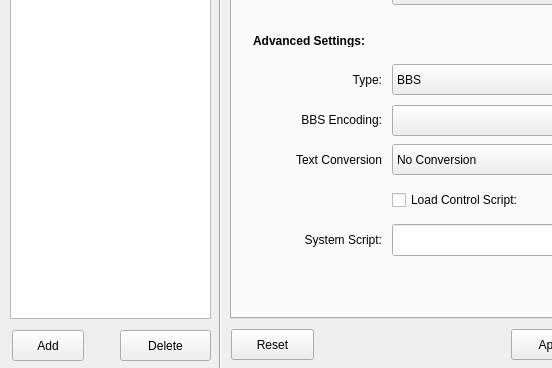
Before: the Qt Designer form src/ui/addrdialog.ui in adaptee/qterm-hack, drawn with Qt 5; both pictures show x 0 to 552 and y 232 to 600 of the 800 by 600 pixel window.
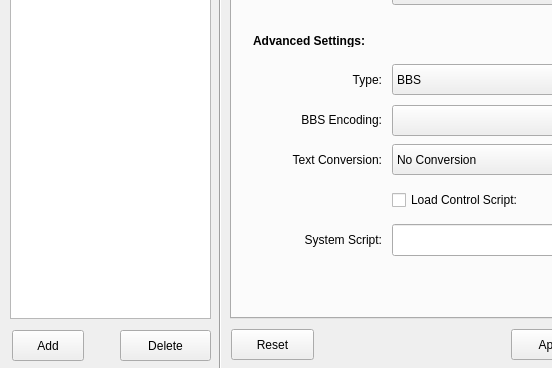
After: the same form once the commit is applied.

```diff
--- a/src/ui/addrdialog.ui
+++ b/src/ui/addrdialog.ui
@@ -227,7 +227,7 @@
       </rect>
      </property>
      <property name="text">
-      <string>Text Conversion</string>
+      <string>Text Conversion:</string>
      </property>
      <property name="alignment">
       <set>Qt::AlignRight|Qt::AlignTrailing|Qt::AlignVCenter</set>
```
